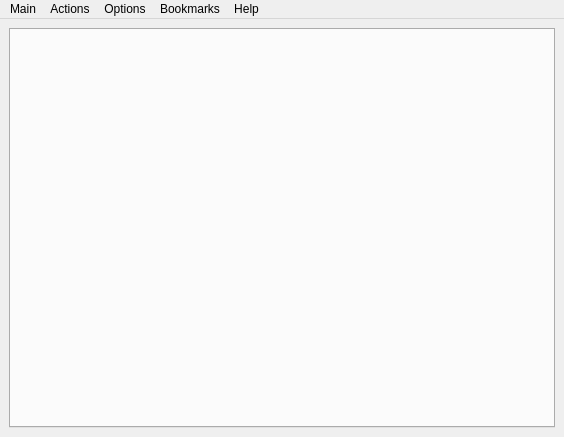
Old version of the form src/qbrowse/qbrowse.ui in the repository fluxer/bfp.
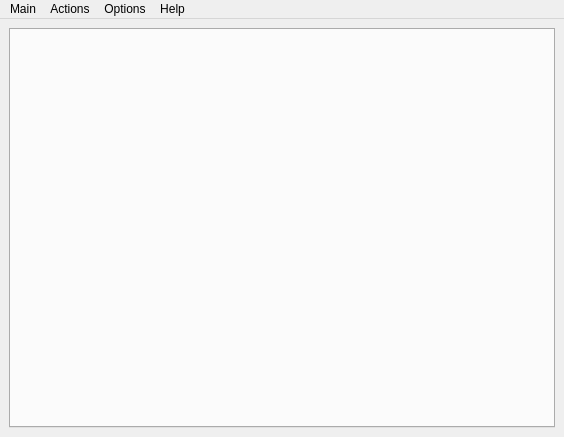
New version of the form. Icons and pictures are not drawn.

What changed in the file:
```diff
--- a/src/qbrowse/qbrowse.ui
+++ b/src/qbrowse/qbrowse.ui
@@ -70,15 +70,9 @@
     <addaction name="actionFind"/>
     <addaction name="actionSearch"/>
    </widget>
-   <widget class="QMenu" name="menuBookmarks">
-    <property name="title">
-     <string>Bookmarks</string>
-    </property>
-   </widget>
    <addaction name="menuMain"/>
    <addaction name="menuActions"/>
    <addaction name="menuOptions"/>
-   <addaction name="menuBookmarks"/>
    <addaction name="menuHelp"/>
   </widget>
   <action name="actionQuit">
```
Left out of the diff: 5 changed lines with no effect on the pictures.
